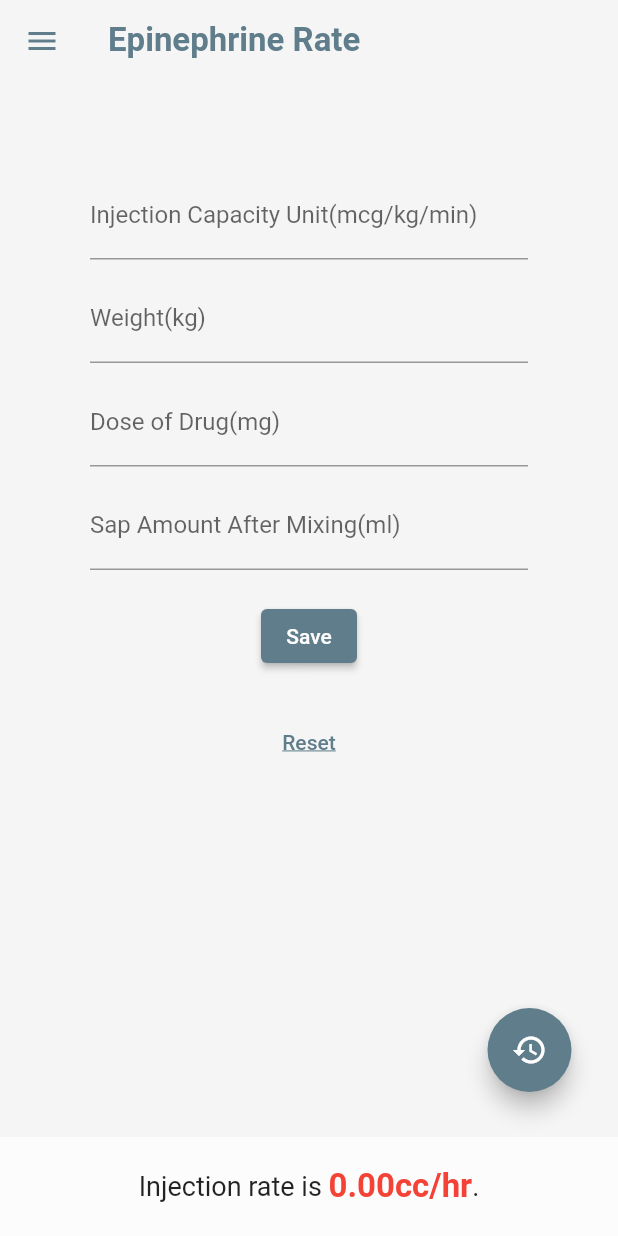
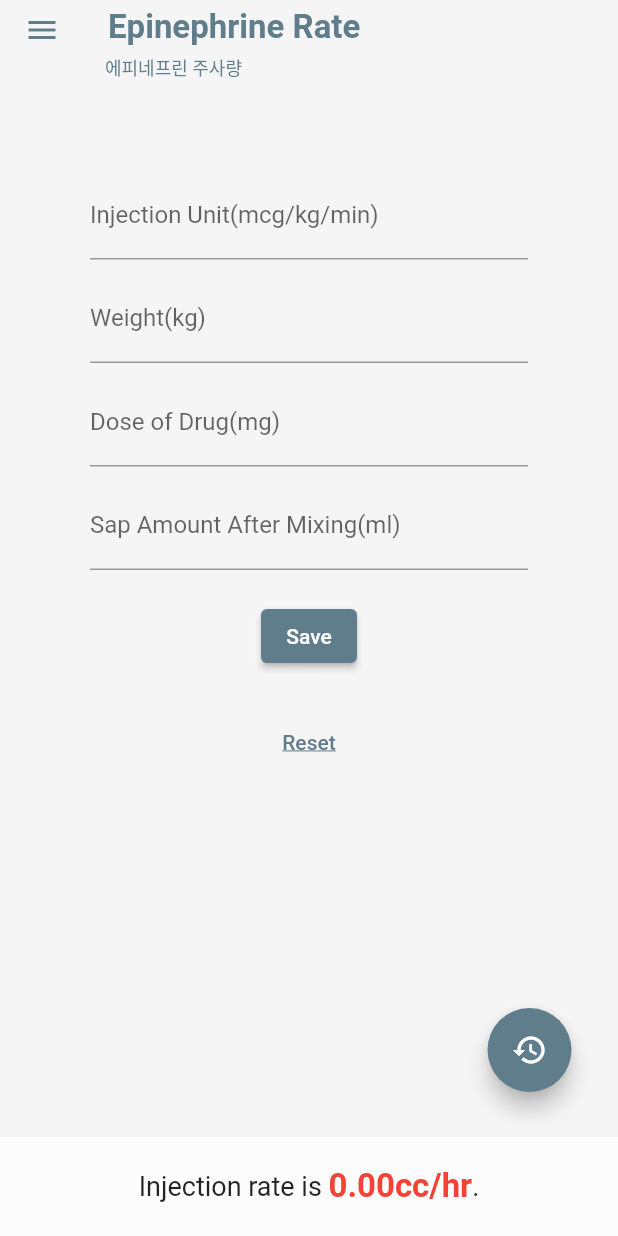
Before and after one commit to sglee487/medical_calculator, a Flutter app: the RegisterPage screen opened by its route, in the side drawer, after a tap on "Epinephrine Rate", on a phone screen of 412 x 824 dp. Run offline on Flutter 3.47's test engine with Material 2 defaults, Android fonts, the light colour scheme and no system bars; our stand-ins replace dio, easy_localization, email_validator, firebase_auth, firebase_core, flutter_dotenv and 8 more; accounts and stored records are empty.

Commit message:
advanced translation

```diff
--- a/assets/translations/en-US.json
+++ b/assets/translations/en-US.json
@@ -2,7 +2,6 @@
   "common": {
     "medicalCalculator": "Medical Calculator",
     "home": "Home",
-    "memu": "Menu",
     "settings": "Settings",
     "login": "Login",
     "logout": "Logout",
@@ -30,12 +29,13 @@
     "areYouLossPassword": "Are you lost password?"
   },
   "menu": {
-    "Epinephrine Rate": "Epinephrine Rate"
+    "menu": "Menu",
+    "epinephrineRate": "Epinephrine Rate"
   },
   "guide": {
     "startupApp": "Starting App...",
     "noRecord": "No Saved Record",
-    "injectionCapacityUnit": "Injection Capacity Unit",
+    "injectionCapacityUnit": "Injection Unit",
     "weight": "Weight",
     "doseOfDrug": "Dose of Drug",
     "sapAmountAfterMixing": "Sap Amount After Mixing",
--- a/assets/translations/ko-KR.json
+++ b/assets/translations/ko-KR.json
@@ -2,7 +2,6 @@
   "common": {
     "medicalCalculator": "의료 계산기",
     "home": "홈",
-    "memu": "메뉴",
     "settings": "설정",
     "login": "로그인",
     "logout": "로그아웃",
@@ -12,7 +11,7 @@
     "newPassword": "새 비밀번호",
     "newPasswordConfirm": "새 비밀번호 확인",
     "back": "뒤로",
-    "register": "등록",
+    "register": "회원가입",
     "signUp": "가입",
     "signIn": "로그인",
     "lostPassword": "비밀번호 분실",
@@ -30,7 +29,8 @@
     "areYouLossPassword": "비밀번호를 분실하셨습니까?"
   },
   "menu": {
-    "Epinephrine Rate": "에피네프린 주사량"
+    "menu": "메뉴",
+    "epinephrineRate": "에피네프린 주사량"
   },
   "guide": {
     "startupApp": "앱 시작중...",
--- a/lib/components/navigation_drawer.dart
+++ b/lib/components/navigation_drawer.dart
@@ -22,7 +22,7 @@ class NavigationDrawer extends StatelessWidget {
             Padding(
               padding: const EdgeInsets.all(16.0),
               child: Text(
-                'common.menu',
+                'menu.menu',
                 style: textTheme.headline6,
               ).tr(),
             ),
@@ -41,8 +41,10 @@ class NavigationDrawer extends StatelessWidget {
             ListTile(
               leading: const FaIcon(FontAwesome5.syringe),
               // title: const Text('Epinephrine Rate'),
-              title: const Text('Epinephrine Rate').tr(),
-              subtitle: const Text('에피네프린 주사량'),
+              title: const Text('menu.epinephrineRate').tr(),
+              subtitle: context.locale.toString() == 'ko_KR'
+                  ? const Text('Epinephrine Rate')
+                  : const Text('에피네프린 주사량'),
               selected: index == 1,
               onTap: () {
                 Navigator.pushReplacementNamed(context, '/epinephrine');
--- a/lib/components/topBar.dart
+++ b/lib/components/topBar.dart
@@ -4,8 +4,10 @@ import 'package:flutter/services.dart';
 import '/constants.dart';
 
 class TopBar extends StatelessWidget with PreferredSizeWidget {
-  const TopBar({Key? key, required this.title}) : super(key: key);
+  const TopBar({Key? key, required this.title, this.subtitle})
+      : super(key: key);
   final String title;
+  final String? subtitle;
 
   @override
   Widget build(BuildContext context) {
@@ -16,11 +18,23 @@ class TopBar extends StatelessWidget with PreferredSizeWidget {
         title: Text(
           title,
           style: const TextStyle(
-            fontSize: 22, fontWeight: FontWeight.bold, color: Colors.blueGrey),
+              fontSize: 22,
+              fontWeight: FontWeight.bold,
+              color: Colors.blueGrey),
         ),
         backgroundColor: kBackgroundColor1,
         systemOverlayStyle: SystemUiOverlayStyle.dark,
-    );
+        bottom: subtitle != null
+            ? PreferredSize(
+                preferredSize: const Size.fromWidth(0),
+                child: Container(
+                  alignment: Alignment.centerLeft,
+                  padding: const EdgeInsets.fromLTRB(70, 0, 0, 0),
+                  child: Text(subtitle!,
+                      style: const TextStyle(
+                          fontSize: 12, color: Colors.blueGrey)),
+                ))
+            : null);
   }
 
   @override
--- a/lib/page/epinephrine_rate_page.dart
+++ b/lib/page/epinephrine_rate_page.dart
@@ -180,7 +180,11 @@ class _EpinephrineRatePageState extends State<EpinephrineRatePage> {
     Size size = MediaQuery.of(context).size;
 
     return Scaffold(
-        appBar: TopBar(title: 'menu.Epinephrine Rate'.tr()),
+        appBar: TopBar(
+            title: 'menu.epinephrineRate'.tr(),
+            subtitle: context.locale.toString() == 'ko_KR'
+                ? 'Epinephrine Rate'
+                : '에피네프린 주사량'),
         body: Container(
           decoration: const BoxDecoration(color: kBackgroundColor1),
           child: Center(
--- a/lib/page/register_page.dart
+++ b/lib/page/register_page.dart
@@ -105,7 +105,7 @@ class _RegisterPageState extends State<RegisterPage> {
                           cursorColor: Colors.black,
                           style: const TextStyle(color: Colors.black),
                           decoration: InputDecoration(
-                            labelText: 'common.passwordconfirm'.tr(),
+                            labelText: 'common.passwordConfirm'.tr(),
                           ),
                         ),
                         Padding(
--- a/lib/page/settings_page.dart
+++ b/lib/page/settings_page.dart
@@ -121,7 +121,7 @@ class SettingsPage extends StatelessWidget {
                         thickness: 1,
                       ),
                       Row(
-                        mainAxisAlignment: MainAxisAlignment.spaceBetween,
+                        mainAxisAlignment: MainAxisAlignment.spaceEvenly,
                         crossAxisAlignment: CrossAxisAlignment.center,
                         children: [
                           const Text('settings.languageSetting').tr(),
```
Lines whose indentation alone changed are shown as unchanged.
